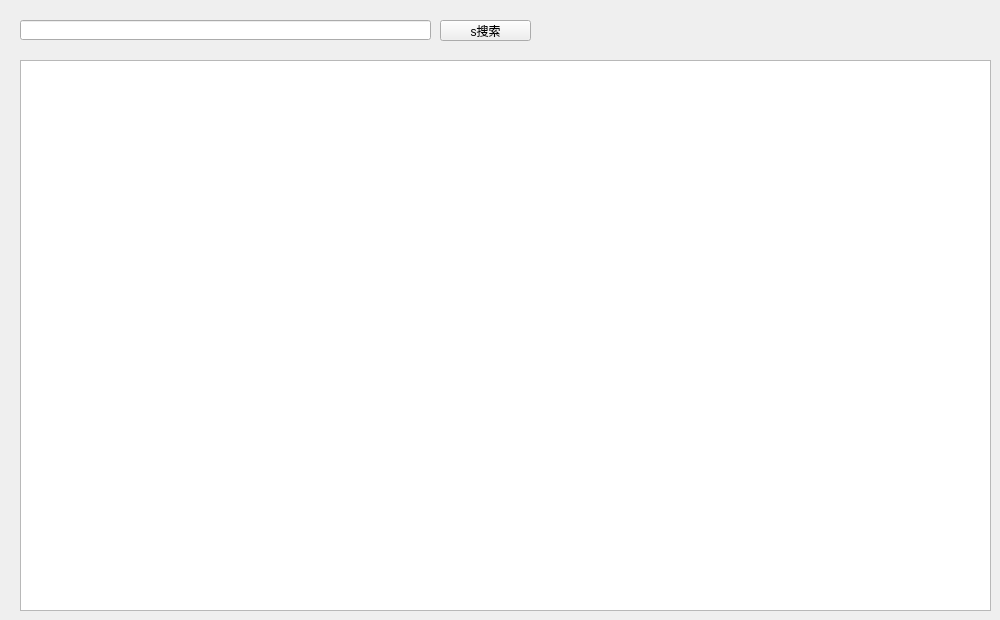
First picture: the form in UIclass/appacount.ui, repository droplazy/Mvision_server, before the edit.
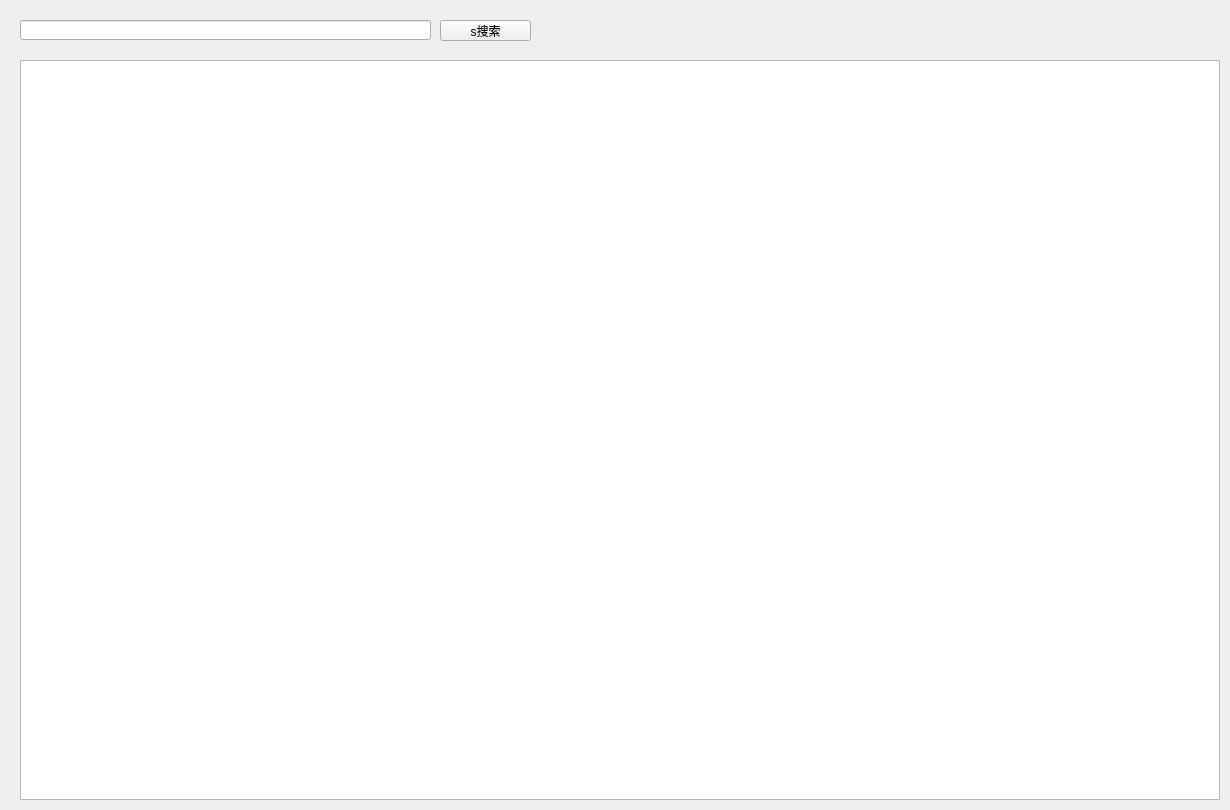
Second picture: the form after the edit.

What changed in the file:
```diff
--- a/UIclass/appacount.ui
+++ b/UIclass/appacount.ui
@@ -6,8 +6,8 @@
    <rect>
     <x>0</x>
     <y>0</y>
-    <width>1000</width>
-    <height>620</height>
+    <width>1230</width>
+    <height>810</height>
    </rect>
   </property>
   <property name="windowTitle">
@@ -41,8 +41,8 @@
     <rect>
      <x>20</x>
      <y>60</y>
-     <width>971</width>
-     <height>551</height>
+     <width>1200</width>
+     <height>740</height>
     </rect>
    </property>
   </widget>
```
